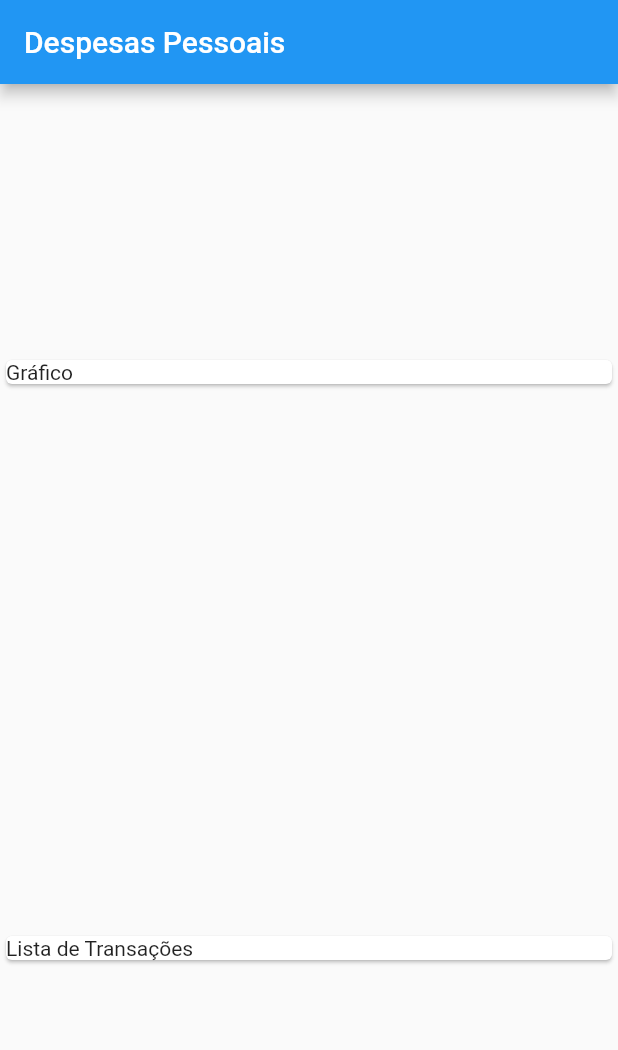
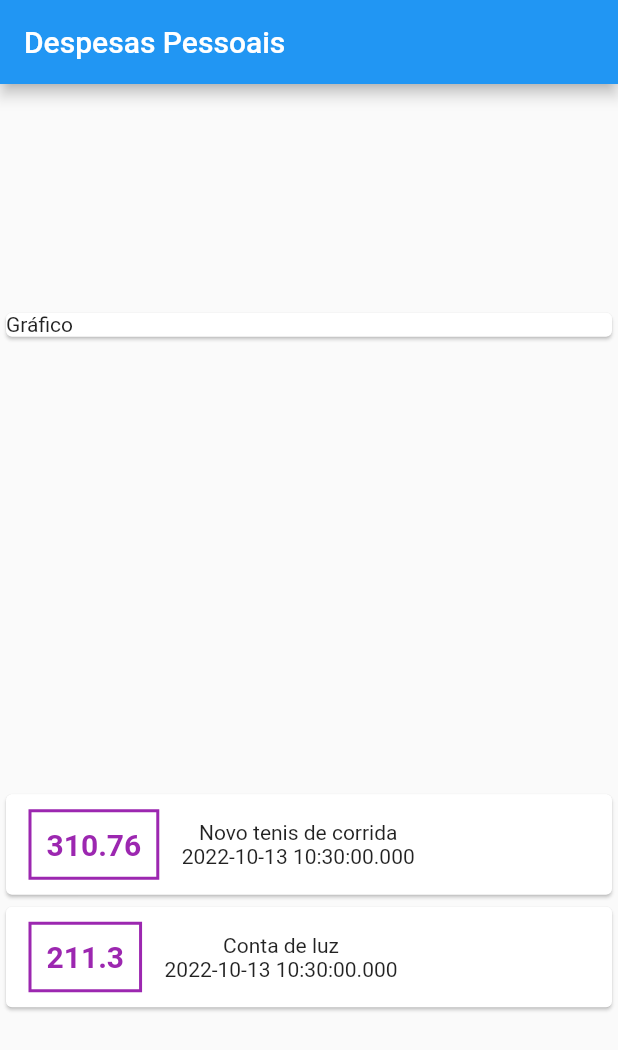
Before and after one commit to nagpaulo/expenses-app, a Flutter app: the screen it shows after launch, on a phone screen of 412 x 824 dp. Shown: the top 1050 px of the screen. Run offline on Flutter 3.47's test engine with Material 2 defaults, Android fonts, the phone set to English and light mode, and no system bars.

Commit message:
Estilo Container

```diff
--- a/lib/main.dart
+++ b/lib/main.dart
@@ -46,8 +46,37 @@ class MyHomePage extends StatelessWidget {
               child: Text('Gráfico'),
             ),
           ),
-          Card(
-            child: Text('Lista de Transações'),
+          Column(
+            children: _transactions.map((tr) {
+              return Card(
+                child: Row(
+                  children: [
+                    Container(
+                      margin:
+                          EdgeInsets.symmetric(horizontal: 15, vertical: 10),
+                      decoration: BoxDecoration(
+                          border: Border.all(
+                        color: Colors.purple,
+                        width: 2,
+                      )),
+                      padding: EdgeInsets.all(10),
+                      child: Text(tr.value.toString(),
+                          style: TextStyle(
+                            fontWeight: FontWeight.bold,
+                            fontSize: 20,
+                            color: Colors.purple,
+                          )),
+                    ),
+                    Column(
+                      children: [
+                        Text(tr.title),
+                        Text(tr.date.toString()),
+                      ],
+                    )
+                  ],
+                ),
+              );
+            }).toList(),
           )
         ],
       ),
```
